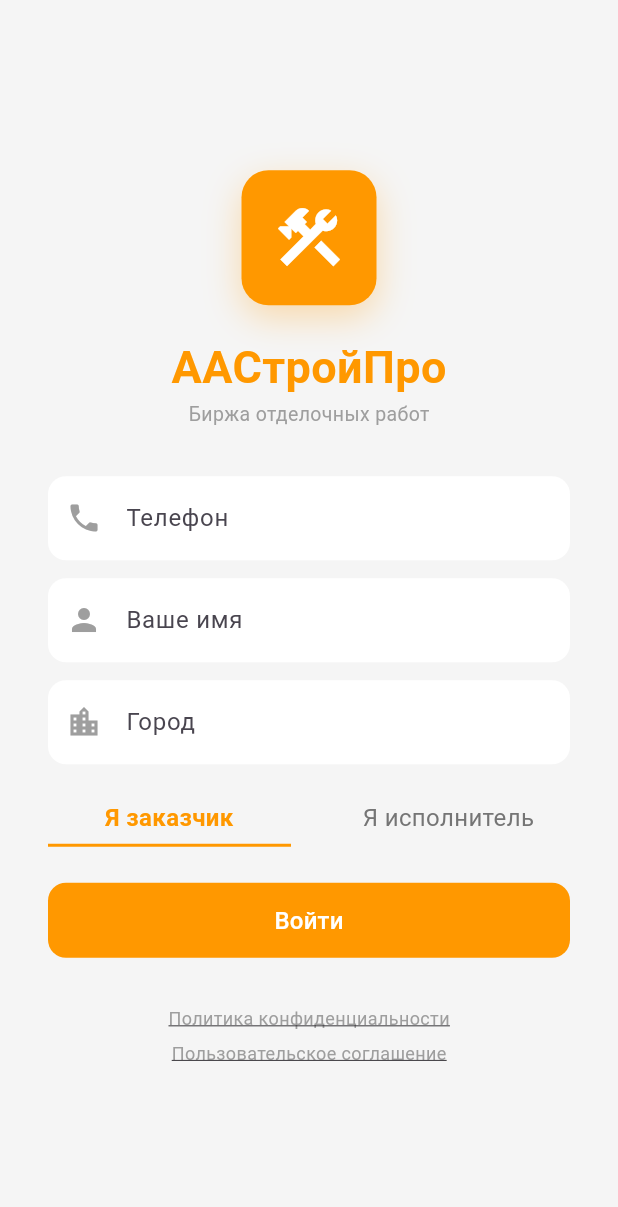
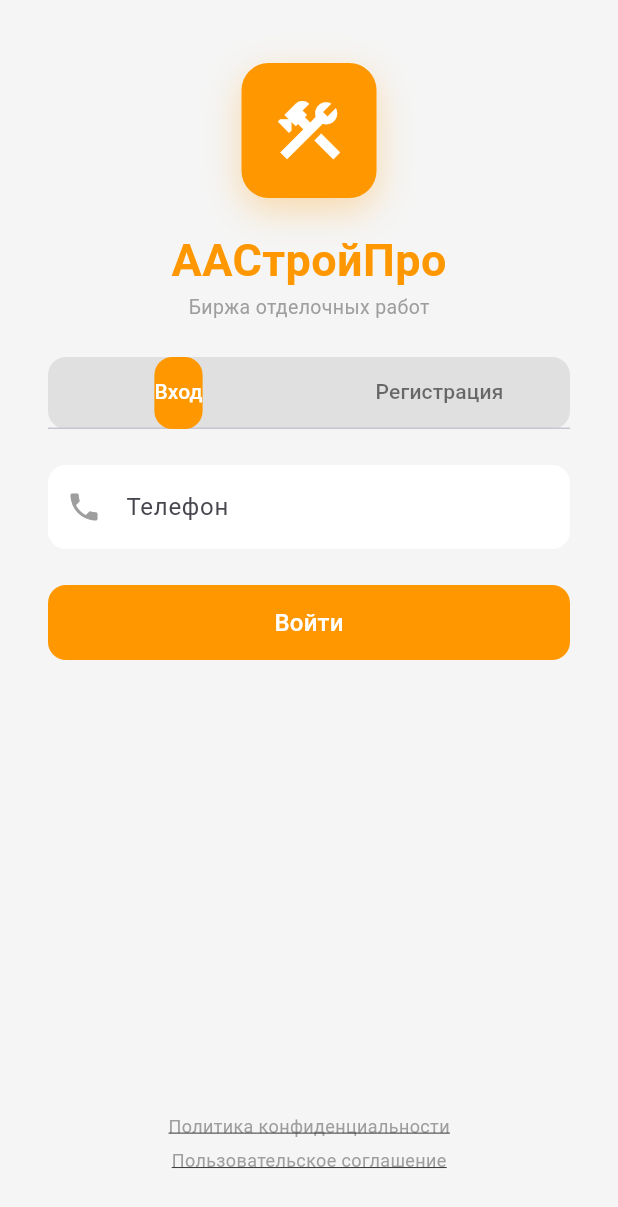
Before and after one commit to 1ErnestZolotarev/aa_stroypro, a Flutter app: the screen it shows after launch, on a phone screen of 412 x 824 dp. Shown: the top 1207 px of the screen. Run offline on Flutter 3.47's test engine with Material 3 defaults, Android fonts, the phone set to English and light mode, and no system bars; our stand-ins replace cloud_firestore, firebase_auth, firebase_core; accounts and stored records are empty.

Commit message:
Separate login/registration tabs

```diff
--- a/lib/screens/login_screen.dart
+++ b/lib/screens/login_screen.dart
@@ -13,7 +13,7 @@ class LoginScreen extends StatefulWidget {
   State<LoginScreen> createState() => _LoginScreenState();
 }
 
-class _LoginScreenState extends State<LoginScreen> {
+class _LoginScreenState extends State<LoginScreen> with TickerProviderStateMixin {
   final _f = GlobalKey<FormState>();
   final _name = TextEditingController(), _phone = TextEditingController(), _city = TextEditingController(), _password = TextEditingController();
   String _role = 'customer';
@@ -21,6 +21,28 @@ class _LoginScreenState extends State<LoginScreen> {
   String? _existingEmail;
   bool _checkingPhone = false;
   Timer? _debounceTimer;
+  late TabController _tabController;
+
+  @override
+  void initState() {
+    super.initState();
+    _tabController = TabController(length: 2, vsync: this);
+    _tabController.addListener(() {
+      if (!_tabController.indexIsChanging) {
+        _phone.clear();
+        _name.clear();
+        _city.clear();
+        _password.clear();
+        setState(() {
+          _needsPassword = false;
+          _existingEmail = null;
+          _checkingPhone = false;
+          _role = 'customer';
+        });
+        _debounceTimer?.cancel();
+      }
+    });
+  }
 
   @override
   void dispose() {
@@ -29,6 +51,7 @@ class _LoginScreenState extends State<LoginScreen> {
     _phone.dispose();
     _city.dispose();
     _password.dispose();
+    _tabController.dispose();
     super.dispose();
   }
 
@@ -55,8 +78,7 @@ class _LoginScreenState extends State<LoginScreen> {
     });
   }
 
-  Future<void> _submit() async {
-    if (_f.currentState!.validate()) {
+  Future<void> _submitLogin() async {
     final auth = context.read<OurAuth.AuthProvider>();
     if (_needsPassword) {
       if (_password.text.isEmpty) {
@@ -65,8 +87,18 @@ class _LoginScreenState extends State<LoginScreen> {
       }
       await auth.signInWithEmail(_existingEmail!, _password.text);
     } else {
+      ScaffoldMessenger.of(context).showSnackBar(const SnackBar(content: Text('Номер не зарегистрирован. Перейдите на вкладку Регистрация.')));
+    }
+  }
+
+  Future<void> _submitRegister() async {
+    if (_f.currentState!.validate()) {
+      final auth = context.read<OurAuth.AuthProvider>();
+      if (_needsPassword) {
+        ScaffoldMessenger.of(context).showSnackBar(const SnackBar(content: Text('Этот номер уже зарегистрирован. Перейдите на вкладку Вход.')));
+        return;
+      }
       await auth.signInWithPhone(name: _name.text, phone: _phone.text, city: _city.text, role: _role);
-      }
     }
   }
 
@@ -103,15 +135,57 @@ class _LoginScreenState extends State<LoginScreen> {
         const SizedBox(height: 20),
         const Text('ААСтройПро', style: TextStyle(fontSize: 30, fontWeight: FontWeight.bold, color: Colors.orange)),
         Text('Биржа отделочных работ', style: TextStyle(fontSize: 13, color: Colors.grey.shade500)),
-        const SizedBox(height: 32),
-        if (a.error != null) Container(padding: const EdgeInsets.all(12), margin: const EdgeInsets.only(bottom: 16), decoration: BoxDecoration(color: Colors.red.shade50, borderRadius: BorderRadius.circular(8)), child: Text(a.error!, style: TextStyle(color: Colors.red.shade700), textAlign: TextAlign.center)),
+        const SizedBox(height: 24),
+        Container(
+          decoration: BoxDecoration(color: Colors.grey.shade300, borderRadius: BorderRadius.circular(12)),
+          child: TabBar(
+            controller: _tabController,
+            indicator: BoxDecoration(color: Colors.orange, borderRadius: BorderRadius.circular(12)),
+            labelColor: Colors.white,
+            unselectedLabelColor: Colors.black54,
+            tabs: const [
+              Tab(text: 'Вход'),
+              Tab(text: 'Регистрация'),
+            ],
+          ),
+        ),
+        const SizedBox(height: 24),
+        SizedBox(
+          height: 400,
+          child: TabBarView(
+            controller: _tabController,
+            children: [
+              Column(children: [
                 TextFormField(
                   controller: _phone,
                   decoration: InputDecoration(labelText: 'Телефон', prefixIcon: const Icon(Icons.phone, color: Colors.grey), hintText: '+7 (___) ___-__-__', border: OutlineInputBorder(borderRadius: BorderRadius.circular(12), borderSide: BorderSide.none), filled: true, fillColor: Colors.white),
                   keyboardType: TextInputType.phone,
                   inputFormatters: [PhoneInputFormatter()],
                   onChanged: (_) => _checkPhone(),
-          validator: (v) => v!.isEmpty ? 'Введите телефон' : null,
+                ),
+                if (_checkingPhone) const Padding(padding: EdgeInsets.all(8), child: CircularProgressIndicator()),
+                if (_needsPassword && !_checkingPhone) ...[
+                  const SizedBox(height: 12),
+                  Text('Введите пароль для входа', style: TextStyle(color: Colors.grey.shade600)),
+                  const SizedBox(height: 12),
+                  TextFormField(controller: _password, obscureText: true, decoration: InputDecoration(labelText: 'Пароль', prefixIcon: const Icon(Icons.lock, color: Colors.grey), border: OutlineInputBorder(borderRadius: BorderRadius.circular(12), borderSide: BorderSide.none), filled: true, fillColor: Colors.white)),
+                  const SizedBox(height: 8),
+                  TextButton(onPressed: _forgotPassword, child: const Text('Забыли пароль?')),
+                ],
+                const SizedBox(height: 24),
+                SizedBox(width: double.infinity, height: 50, child: ElevatedButton(
+                  onPressed: (a.loading || _checkingPhone) ? null : _submitLogin,
+                  style: ElevatedButton.styleFrom(backgroundColor: Colors.orange, foregroundColor: Colors.white, shape: RoundedRectangleBorder(borderRadius: BorderRadius.circular(12)), elevation: 0),
+                  child: a.loading ? const SizedBox(width:24,height:24,child: CircularProgressIndicator(color:Colors.white,strokeWidth:2)) : const Text('Войти', style: TextStyle(fontSize:16)),
+                )),
+              ]),
+              Column(children: [
+                TextFormField(
+                  controller: _phone,
+                  decoration: InputDecoration(labelText: 'Телефон', prefixIcon: const Icon(Icons.phone, color: Colors.grey), hintText: '+7 (___) ___-__-__', border: OutlineInputBorder(borderRadius: BorderRadius.circular(12), borderSide: BorderSide.none), filled: true, fillColor: Colors.white),
+                  keyboardType: TextInputType.phone,
+                  inputFormatters: [PhoneInputFormatter()],
+                  onChanged: (_) => _checkPhone(),
                 ),
                 if (_checkingPhone) const Padding(padding: EdgeInsets.all(8), child: CircularProgressIndicator()),
                 if (!_needsPassword && !_checkingPhone) ...[
@@ -121,20 +195,17 @@ class _LoginScreenState extends State<LoginScreen> {
                   TextFormField(controller: _city, decoration: InputDecoration(labelText: 'Город', prefixIcon: const Icon(Icons.location_city, color: Colors.grey), border: OutlineInputBorder(borderRadius: BorderRadius.circular(12), borderSide: BorderSide.none), filled: true, fillColor: Colors.white), inputFormatters: [CapitalizeFirstLetterFormatter()], validator: (v) => v!.isEmpty ? 'Введите город' : null),
                   const SizedBox(height: 24),
                   Row(children: [Expanded(child: _roleBtn('Я заказчик','customer')), const SizedBox(width: 24), Expanded(child: _roleBtn('Я исполнитель','executor'))]),
-        ] else if (_needsPassword && !_checkingPhone) ...[
-          const SizedBox(height: 12),
-          Text('Введите пароль для входа', style: TextStyle(color: Colors.grey.shade600)),
-          const SizedBox(height: 12),
-          TextFormField(controller: _password, obscureText: true, decoration: InputDecoration(labelText: 'Пароль', prefixIcon: const Icon(Icons.lock, color: Colors.grey), border: OutlineInputBorder(borderRadius: BorderRadius.circular(12), borderSide: BorderSide.none), filled: true, fillColor: Colors.white), validator: (v) => v!.isEmpty ? 'Введите пароль' : null),
-          const SizedBox(height: 8),
-          TextButton(onPressed: _forgotPassword, child: const Text('Забыли пароль?')),
                 ],
                 const SizedBox(height: 24),
                 SizedBox(width: double.infinity, height: 50, child: ElevatedButton(
-          onPressed: (a.loading || _checkingPhone) ? null : _submit,
+                  onPressed: (a.loading || _checkingPhone) ? null : _submitRegister,
                   style: ElevatedButton.styleFrom(backgroundColor: Colors.orange, foregroundColor: Colors.white, shape: RoundedRectangleBorder(borderRadius: BorderRadius.circular(12)), elevation: 0),
-          child: a.loading ? const SizedBox(width:24,height:24,child: CircularProgressIndicator(color:Colors.white,strokeWidth:2)) : const Text('Войти', style: TextStyle(fontSize:16)),
+                  child: a.loading ? const SizedBox(width:24,height:24,child: CircularProgressIndicator(color:Colors.white,strokeWidth:2)) : const Text('Зарегистрироваться', style: TextStyle(fontSize:16)),
                 )),
+              ]),
+            ],
+          ),
+        ),
         const SizedBox(height: 32),
         GestureDetector(
           onTap: () => _openUrl('https://docs.google.com/document/d/16EVLtV3598kpLhCRE8U03EURlXDU5EyNdUB-QT5Y0HI/preview'),
```
Lines whose indentation alone changed are shown as unchanged.
